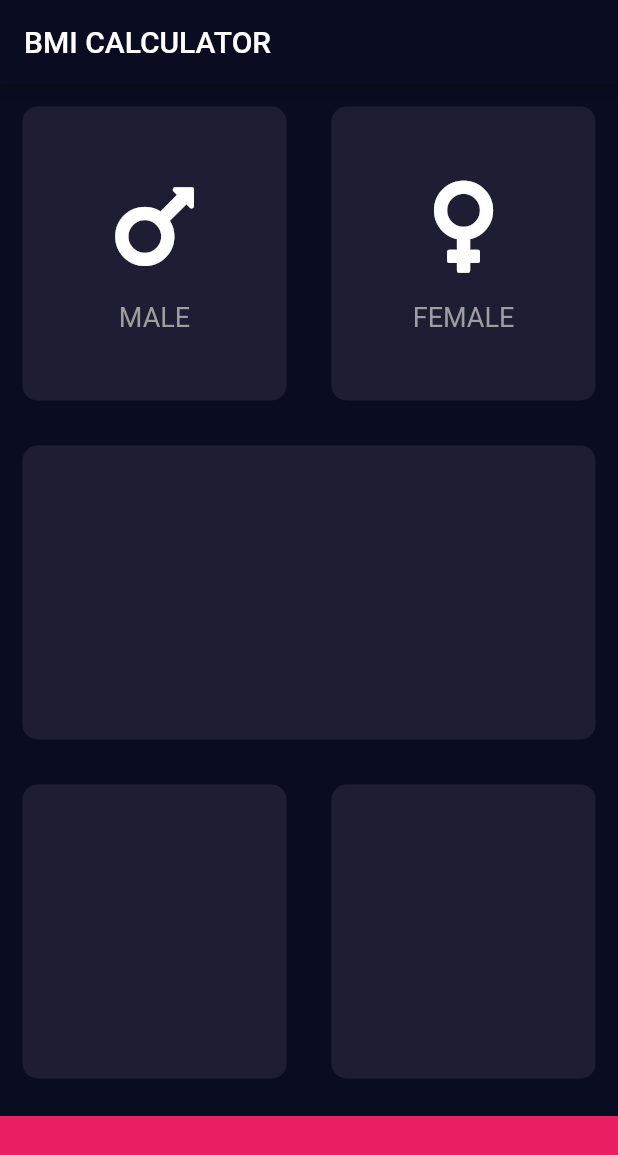
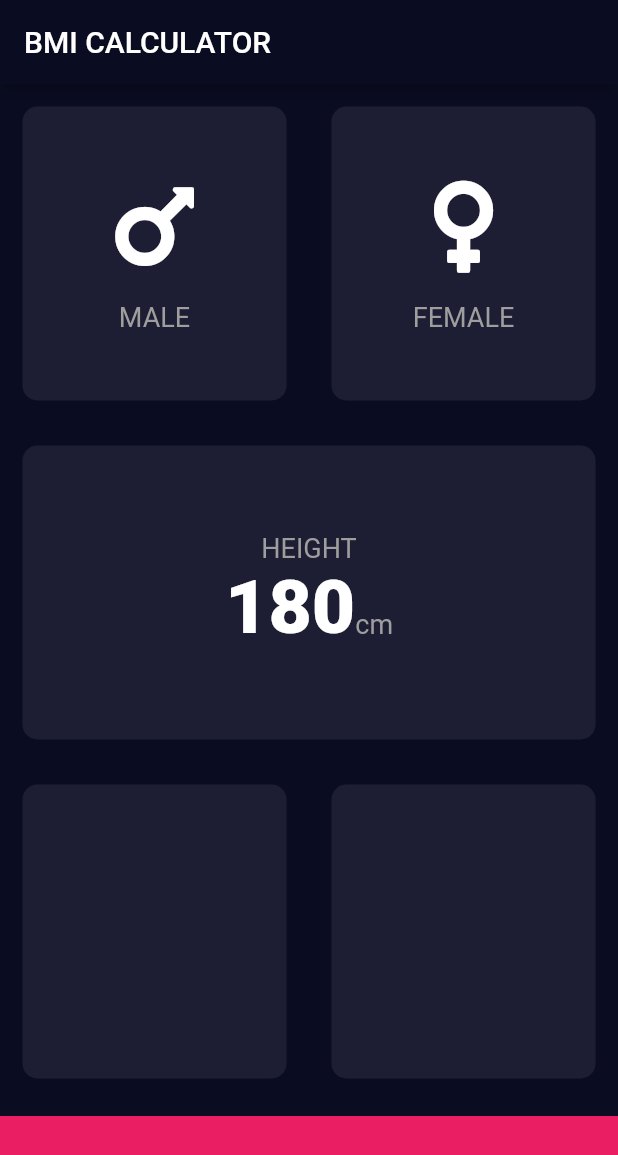
Before and after one commit to sfaxioussama1/appbmi_sfaxioussama, a Flutter app: the screen it shows after launch, on a phone screen of 412 x 824 dp. Shown: the top 1155 px of the screen. Run offline on Flutter 3.47's test engine with Material 2 defaults, Android fonts, the phone set to English and light mode, and no system bars; our stand-ins replace font_awesome_flutter.

Commit message:
partie il westaniya 60% t5edmet
partie il westaniya 60% t5edmet

```diff
--- a/lib/pages/home_page.dart
+++ b/lib/pages/home_page.dart
@@ -66,6 +66,8 @@ void colorUp(int s){
         backgroundColor: Color(0xFF0A0D22),
       ),
       body: Column (
+        crossAxisAlignment: CrossAxisAlignment.stretch,
+
         children: [
           Expanded(child:Row(
             children: [
@@ -133,7 +135,36 @@ void colorUp(int s){
               ))),
             ],
           )),
-          Expanded(child: Cards(c:allitems,)),
+          Expanded(child: Cards(c:allitems,
+          card:Column(
+            mainAxisAlignment: MainAxisAlignment.center,
+            children: [
+              Text('HEIGHT', style: TextStyle(
+                  fontSize: 18.0,
+                  color: Colors.grey
+
+              )),
+              Row(
+                mainAxisAlignment: MainAxisAlignment.center ,
+                crossAxisAlignment: CrossAxisAlignment.baseline,
+                textBaseline: TextBaseline.alphabetic,
+                children: [
+                  Text('180',
+                  style:TextStyle(
+                    fontSize:50.0,
+                    color: Colors.white,
+                    fontWeight: FontWeight.w900,
+                  )),
+                  Text('cm', style: TextStyle(
+                      fontSize: 18.0,
+                      color: Colors.grey
+
+                  )),
+                ],
+              )
+            ],
+
+          ))),
           Expanded(child:Row(
             children: [
               Expanded(child:Cards(c:allitems,)),
```
